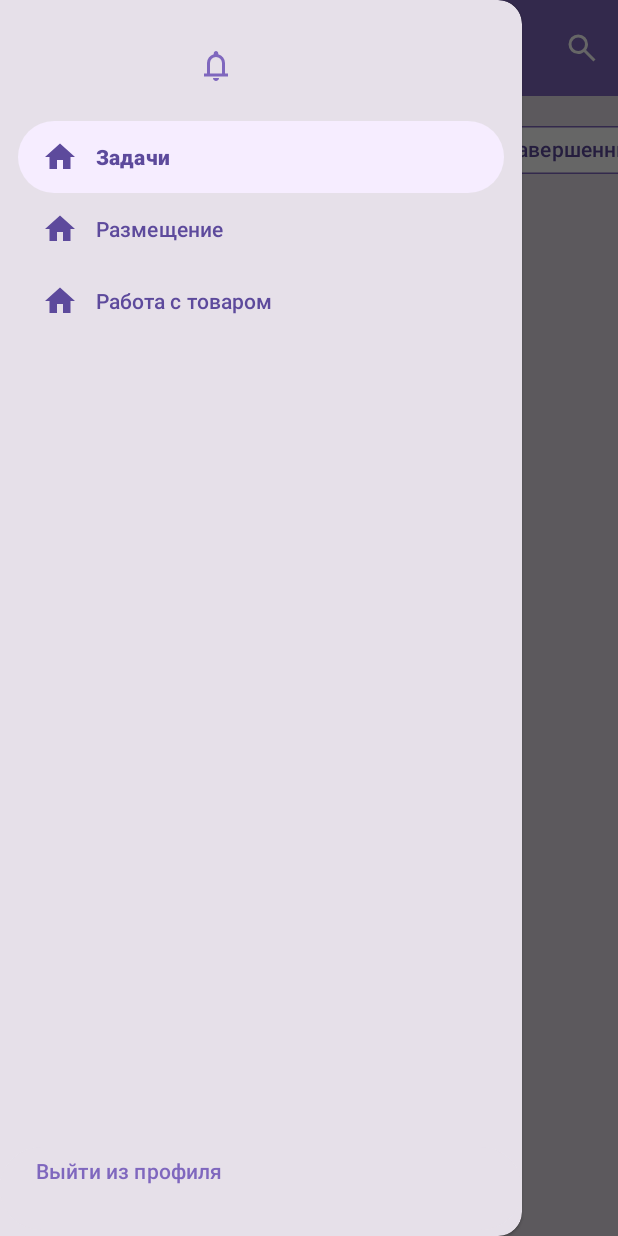
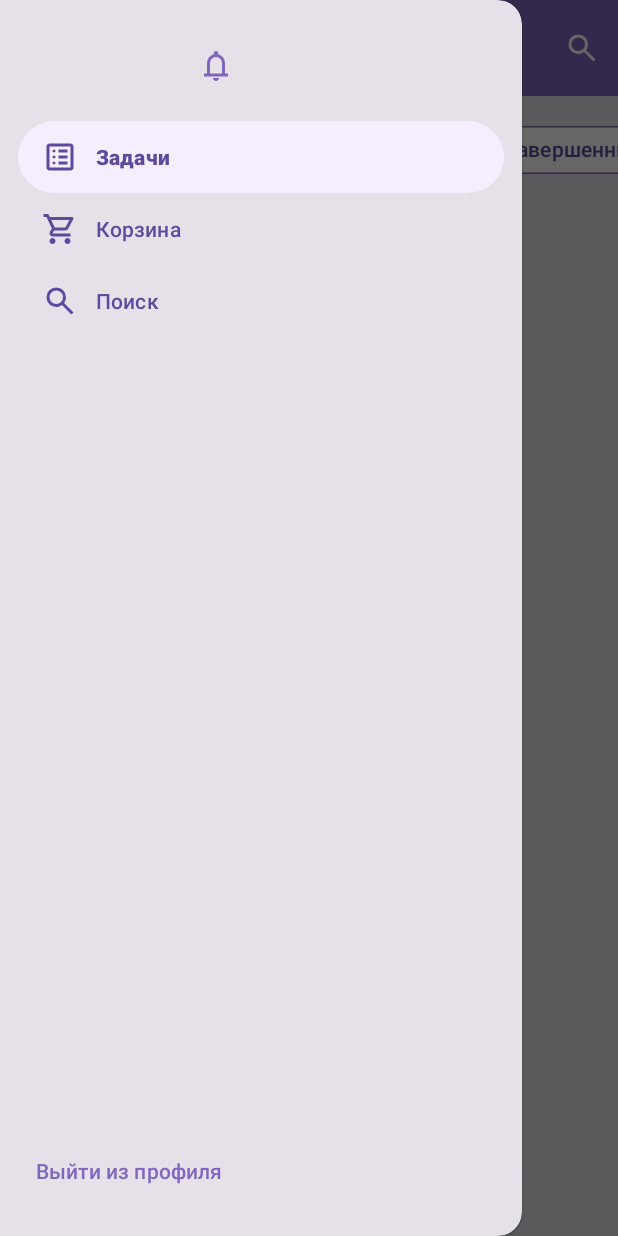
Before and after one commit to Lazydemon341/Ruparts, an Android app built with Jetpack Compose: the screen it shows after launch (MainActivity), with the side drawer open, on a phone screen of 412 x 824 dp. Run offline under Robolectric (Android 15) with nearby library versions, the phone set to English and light mode, and no system bars; our stand-ins replace Dagger/Hilt's generated code, navigation-ui; network calls fail; 3 statements that could not run were skipped.

Commit message:
cart page

```diff
--- /dev/null
+++ b/app/src/main/res/drawable/nav_list.xml
@@ -0,0 +1,9 @@
+<vector xmlns:android="http://schemas.android.com/apk/res/android"
+    android:width="24dp"
+    android:height="24dp"
+    android:viewportWidth="960"
+    android:viewportHeight="960">
+  <path
+      android:pathData="M320,680q17,0 28.5,-11.5T360,640q0,-17 -11.5,-28.5T320,600q-17,0 -28.5,11.5T280,640q0,17 11.5,28.5T320,680ZM320,520q17,0 28.5,-11.5T360,480q0,-17 -11.5,-28.5T320,440q-17,0 -28.5,11.5T280,480q0,17 11.5,28.5T320,520ZM320,360q17,0 28.5,-11.5T360,320q0,-17 -11.5,-28.5T320,280q-17,0 -28.5,11.5T280,320q0,17 11.5,28.5T320,360ZM440,680h240v-80L440,600v80ZM440,520h240v-80L440,440v80ZM440,360h240v-80L440,280v80ZM200,840q-33,0 -56.5,-23.5T120,760v-560q0,-33 23.5,-56.5T200,120h560q33,0 56.5,23.5T840,200v560q0,33 -23.5,56.5T760,840L200,840ZM200,760h560v-560L200,200v560ZM200,200v560,-560Z"
+      android:fillColor="#FFFFFF"/>
+</vector>
--- /dev/null
+++ b/app/src/main/res/drawable/shopping_cart.xml
@@ -0,0 +1,9 @@
+<vector xmlns:android="http://schemas.android.com/apk/res/android"
+    android:width="24dp"
+    android:height="24dp"
+    android:viewportWidth="960"
+    android:viewportHeight="960">
+  <path
+      android:pathData="M280,880q-33,0 -56.5,-23.5T200,800q0,-33 23.5,-56.5T280,720q33,0 56.5,23.5T360,800q0,33 -23.5,56.5T280,880ZM680,880q-33,0 -56.5,-23.5T600,800q0,-33 23.5,-56.5T680,720q33,0 56.5,23.5T760,800q0,33 -23.5,56.5T680,880ZM246,240l96,200h280l110,-200L246,240ZM208,160h590q23,0 35,20.5t1,41.5L692,478q-11,20 -29.5,31T622,520L324,520l-44,80h480v80L280,680q-45,0 -68,-39.5t-2,-78.5l54,-98 -144,-304L40,160v-80h130l38,80ZM342,440h280,-280Z"
+      android:fillColor="#FFFFFF"/>
+</vector>
--- a/app/src/main/res/menu/navigation_menu.xml
+++ b/app/src/main/res/menu/navigation_menu.xml
@@ -4,16 +4,16 @@
     <group android:checkableBehavior="single">
         <item
             android:id="@+id/taskslistFragment"
-            android:icon="@drawable/baseline_home_24"
+            android:icon="@drawable/nav_list"
             android:title="Задачи" />
         <item
-            android:id="@+id/nav_placement"
-            android:icon="@drawable/baseline_home_24"
-            android:title="Размещение" />
+            android:id="@+id/cartFragment"
+            android:icon="@drawable/shopping_cart"
+            android:title="Корзина" />
         <item
-            android:id="@+id/nav_work_with_product"
-            android:icon="@drawable/baseline_home_24"
-            android:title="Работа с товаром" />
+            android:id="@+id/nav_search"
+            android:icon="@drawable/search_image_white"
+            android:title="Поиск" />
     </group>
 
 </menu>
--- a/app/src/main/res/navigation/nav_graph.xml
+++ b/app/src/main/res/navigation/nav_graph.xml
@@ -98,6 +98,12 @@
             app:popExitAnim="@anim/slide_out_left" />
     </fragment>
 
+    <fragment
+        android:id="@+id/cartFragment"
+        android:name="com.ruparts.app.features.cart.presentation.CartFragment"
+        android:label="Корзина"
+        tools:layout="@layout/fragment_cart"></fragment>
+
     <!-- Additional fragments can be added here later -->
 
 </navigation>
```
Also changed, not shown: app/src/main/java/com/ruparts/app/features/cart/presentation/CartFragment.kt (added, +35 -0 lines), app/src/main/res/drawable/plus.xml (added, +9 -0 lines), app/src/main/res/layout/fragment_cart.xml (added, +36 -0 lines).
